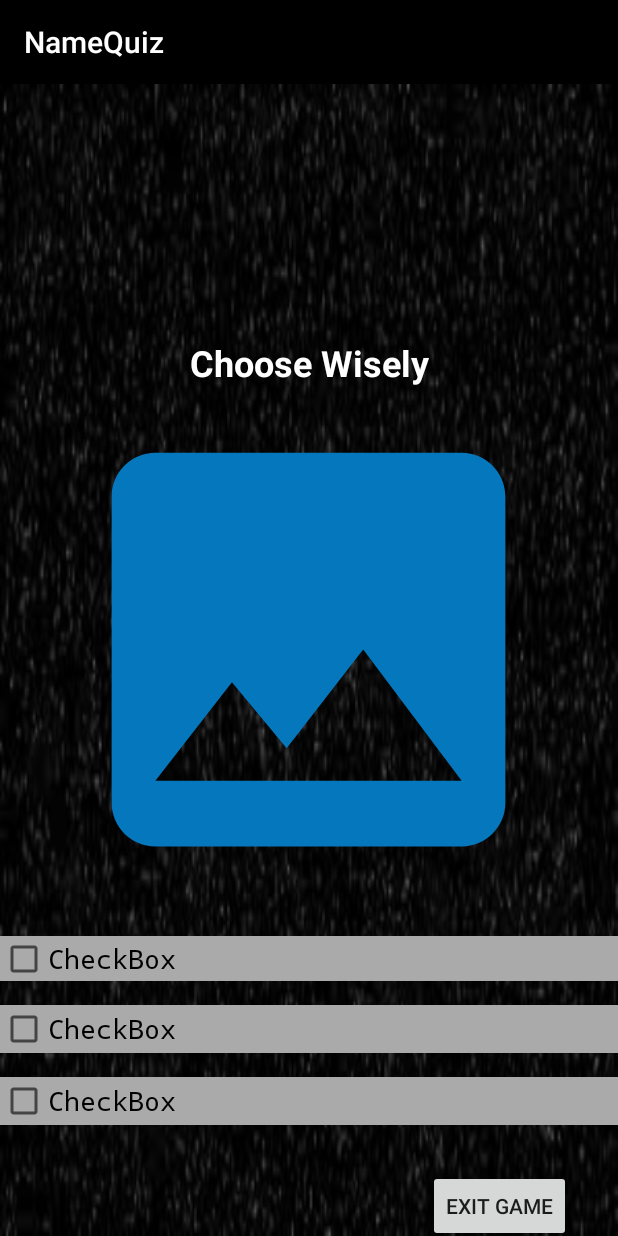
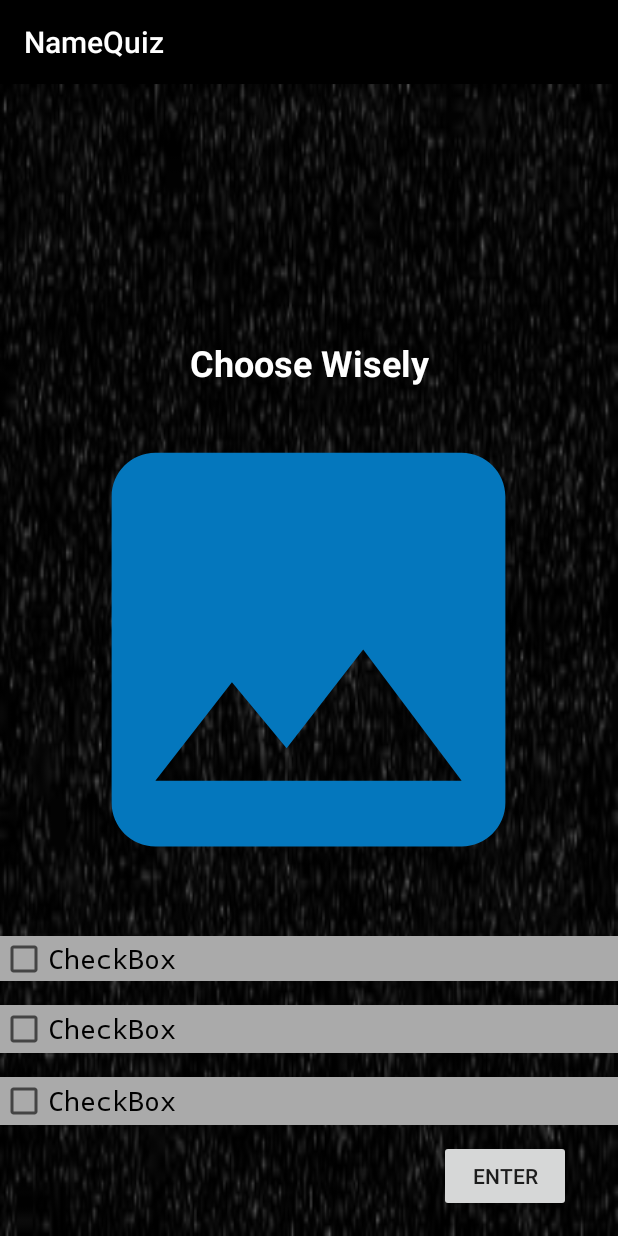
Before and after one commit to 181210/DAT153, an Android app: the GameActivity screen opened directly, with no data from a screen before it, on a phone screen of 412 x 824 dp. Run offline under Robolectric (Android 15) with nearby library versions, the phone set to English and light mode, and no system bars.

Commit message:
Bug fixes

```diff
--- a/NameQuiz/app/src/main/java/dat153/no/hvl/namequiz/GameActivity.kt
+++ b/NameQuiz/app/src/main/java/dat153/no/hvl/namequiz/GameActivity.kt
@@ -1,12 +1,73 @@
 package dat153.no.hvl.namequiz
 
+import android.content.Context
+import android.content.Intent
 import android.support.v7.app.AppCompatActivity
 import android.os.Bundle
+import android.util.Log
+import android.view.View
+import android.widget.CheckBox
+import android.widget.Toast
+import kotlinx.android.synthetic.main.activity_game.*
 
-class GameActivity : AppCompatActivity() {
+class GameActivity : AppCompatActivity(), View.OnClickListener {
+
+
+    override fun onClick(v: View?) {
+        v as CheckBox
+        var isChecked: Boolean = v.isChecked
+
+        when(v.id){
+            R.id.box_alt1 -> { if(isChecked) {
+                box_alt2.isChecked = false
+                box_alt3.isChecked = false
+            }
+            }
+            R.id.box_alt2 -> { if(isChecked) {
+                box_alt1.isChecked = false
+                box_alt3.isChecked = false
+            }
+            }
+            R.id.box_alt3 -> { if(isChecked) {
+                box_alt1.isChecked = false
+                box_alt2.isChecked = false
+            }
+            }
+        }
+    }
 
     override fun onCreate(savedInstanceState: Bundle?) {
         super.onCreate(savedInstanceState)
         setContentView(R.layout.activity_game)
+
+        var data = intent.extras
+
+        if(data != null){
+            var name: String = data.get("name").toString()
+            var img = data.getInt("img")
+
+            Log.d("The name game activity", "$name")
+            Log.d("The img game act: ", img.toString())
+
+            img_game.setImageResource(img)
+            box_alt1.text = name.toString()
+
+
+        }
+
+        /**
+         * Adding the view to the buttons
+         */
+        box_alt1.setOnClickListener(this)
+        box_alt2.setOnClickListener(this)
+        box_alt3.setOnClickListener(this)
+        btn_game_enter.setOnClickListener(this)
+
+
+        btn_game_enter.setOnClickListener{
+            var intent = Intent(this, MainActivity::class.java)
+            startActivity(intent)
+        }
+
     }
 }
--- a/NameQuiz/app/src/main/res/layout/activity_game.xml
+++ b/NameQuiz/app/src/main/res/layout/activity_game.xml
@@ -11,7 +11,7 @@
     <ImageView
             android:layout_width="350dp"
             android:layout_height="350dp" app:srcCompat="@drawable/ic_image_black_24dp"
-            android:id="@+id/imageView2"
+            android:id="@+id/img_game"
             app:layout_constraintEnd_toEndOf="parent"
             android:layout_marginEnd="8dp" app:layout_constraintStart_toStartOf="parent"
             android:layout_marginStart="8dp" android:layout_marginBottom="216dp"
@@ -25,7 +25,7 @@
             app:layout_constraintTop_toTopOf="parent" app:layout_constraintEnd_toEndOf="parent"
             android:layout_marginEnd="8dp" app:layout_constraintStart_toStartOf="parent"
             android:layout_marginStart="8dp"
-            app:layout_constraintBottom_toTopOf="@+id/imageView2" android:textAlignment="center"
+            app:layout_constraintBottom_toTopOf="@+id/img_game" android:textAlignment="center"
             android:textStyle="bold" android:textSize="24sp" android:textColor="@color/cardview_light_background"
             app:layout_constraintVertical_bias="1.0"/>
     <CheckBox
@@ -34,7 +34,7 @@
             android:layout_width="match_parent"
             android:layout_height="30dp"
             tools:layout_editor_absoluteX="30dp" android:id="@+id/box_alt1" android:layout_marginTop="16dp"
-            app:layout_constraintTop_toBottomOf="@+id/imageView2" android:textSize="18sp"
+            app:layout_constraintTop_toBottomOf="@+id/img_game" android:textSize="18sp"
             android:fontFamily="monospace"/>
     <CheckBox
             android:text="CheckBox"
@@ -65,10 +65,9 @@
             android:text="@string/btn_game_return"
             android:layout_width="wrap_content"
             android:layout_height="wrap_content"
-            android:id="@+id/btn_game_return" android:layout_marginTop="8dp"
-            app:layout_constraintTop_toBottomOf="@+id/txt_game_score" app:layout_constraintEnd_toEndOf="parent"
-            android:layout_marginEnd="8dp" app:layout_constraintStart_toStartOf="parent"
-            android:layout_marginStart="8dp" android:layout_marginBottom="8dp"
-            app:layout_constraintBottom_toBottomOf="parent" app:layout_constraintHorizontal_bias="0.923"
-            app:layout_constraintVertical_bias="0.575"/>
+            android:id="@+id/btn_game_enter"
+            android:layout_marginEnd="8dp"
+            app:layout_constraintEnd_toEndOf="parent" app:layout_constraintStart_toStartOf="parent"
+            android:layout_marginStart="8dp" android:layout_marginBottom="16dp"
+            app:layout_constraintBottom_toBottomOf="parent" app:layout_constraintHorizontal_bias="0.925"/>
 </android.support.constraint.ConstraintLayout>
--- a/NameQuiz/app/src/main/res/values/strings.xml
+++ b/NameQuiz/app/src/main/res/values/strings.xml
@@ -10,5 +10,5 @@
     <string name="btn_img_select">Add an image from gallery</string>
     <string name="goBackButton">Return</string>
     <string name="txt_descr_game">Choose Wisely</string>
-    <string name="btn_game_return">Exit Game</string>
+    <string name="btn_game_return">Enter</string>
 </resources>
```
Also changed, not shown: NameQuiz/app/src/main/java/dat153/no/hvl/namequiz/MainActivity.kt (+28 -5 lines).
